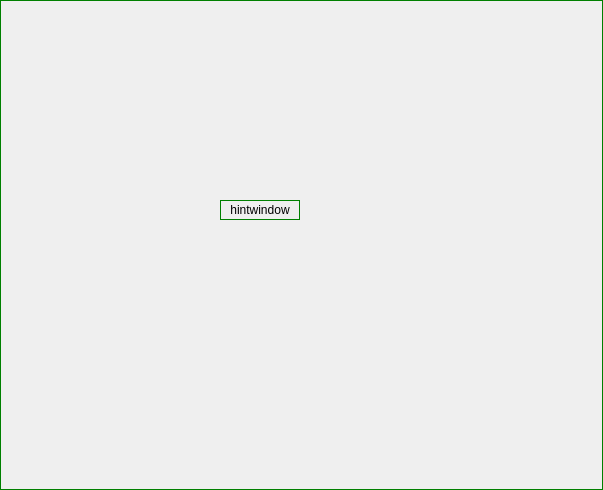
First picture: the form in hintwindow.ui, repository fkjslee/Fragment, before the edit.
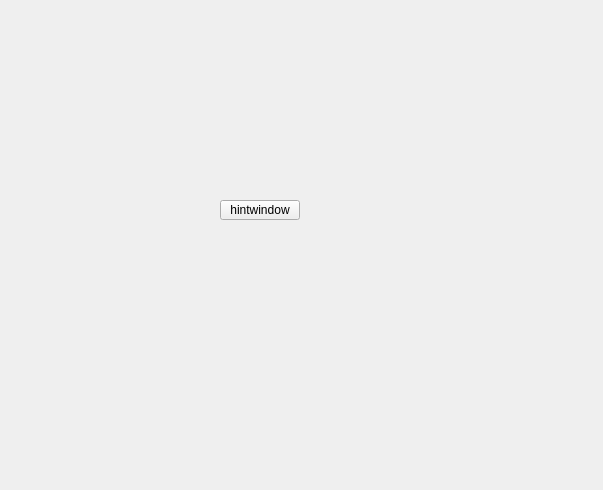
Second picture: the form after the edit.

What changed in the file:
```diff
--- a/hintwindow.ui
+++ b/hintwindow.ui
@@ -14,7 +14,7 @@
    <string>Form</string>
   </property>
   <property name="styleSheet">
-   <string notr="true">border: 1px solid green</string>
+   <string notr="true"/>
   </property>
   <widget class="QPushButton" name="pushButton">
    <property name="geometry">
```
